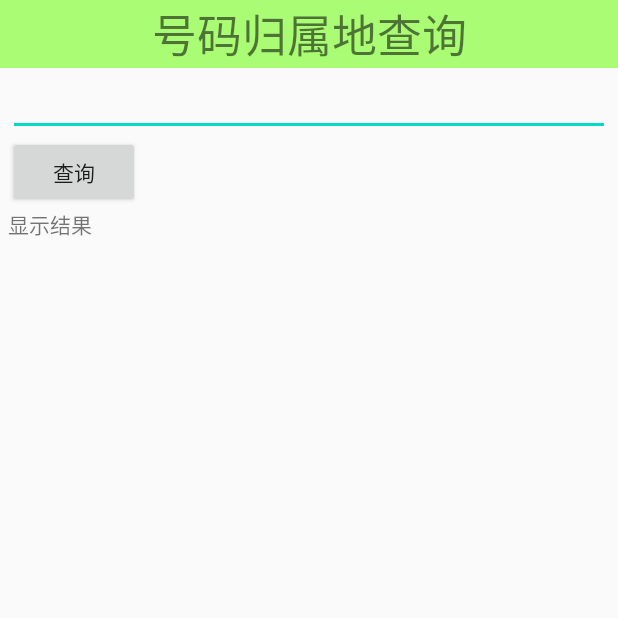
After one commit to Jaywen87/MobileSafe, an Android app: the NumberAddressQueryActivity screen opened directly, with no data from a screen before it, on a phone screen of 412 x 824 dp, the top half of it. The commit adds this screen. Run offline under Robolectric (Android 15) with nearby library versions, the phone set to English and light mode, and no system bars.

Commit message:
完成号码归属地查询功能

```diff
--- /dev/null
+++ b/app/src/main/java/com/wenjie/mobilesafe/NumberAddressQueryActivity.java
@@ -0,0 +1,83 @@
+package com.wenjie.mobilesafe;
+
+
+import androidx.annotation.RequiresApi;
+import androidx.appcompat.app.AppCompatActivity;
+
+import android.os.Build;
+import android.os.Bundle;
+import android.os.Parcel;
+import android.os.VibrationEffect;
+import android.os.Vibrator;
+import android.text.Editable;
+import android.text.TextUtils;
+import android.text.TextWatcher;
+import android.util.Log;
+import android.view.View;
+import android.view.animation.Animation;
+import android.view.animation.AnimationUtils;
+
+import android.widget.EditText;
+import android.widget.TextView;
+
+
+import com.wenjie.mobilesafe.db.dao.NumberAddressQueryUtils;
+
+public class NumberAddressQueryActivity extends AppCompatActivity {
+
+    private static final String TAG = "NumberAddQueryActivity";
+    private EditText et_phone;
+    private TextView tv_result;
+
+    @Override
+    protected void onCreate(Bundle savedInstanceState) {
+        super.onCreate(savedInstanceState);
+        setContentView(R.layout.activity_number_address_query);
+
+        tv_result = findViewById(R.id.tv_result);
+        et_phone = findViewById(R.id.et_phone);
+        et_phone.addTextChangedListener(new TextWatcher() {
+            @Override
+            public void beforeTextChanged(CharSequence s, int start, int count, int after) {
+
+            }
+
+            @Override
+            public void onTextChanged(CharSequence s, int start, int before, int count) {
+                if (s!=null && s.length() >= 3) {
+                    //查询数据库，并且显示结果
+                    String address = NumberAddressQueryUtils.queryNumber(s.toString());
+                    tv_result.setText(address);
+                }
+
+            }
+
+            @Override
+            public void afterTextChanged(Editable s) {
+
+            }
+        });
+
+    }
+
+    @RequiresApi(api = Build.VERSION_CODES.O)
+    public void numberAddressQuery(View view) {
+        String phone = et_phone.getText().toString().trim();
+        if (TextUtils.isEmpty(phone)) {
+
+            Animation animation = AnimationUtils.loadAnimation(this, R.anim.shake);
+            findViewById(R.id.et_phone).startAnimation(animation);
+            //Toast.makeText(this, "号码为空", Toast.LENGTH_SHORT).show();
+            Vibrator vibrator = (Vibrator) getSystemService(VIBRATOR_SERVICE);
+            vibrator.vibrate(2000);
+            long[] pattern = {100,200,100,200,50,50};
+            vibrator.vibrate(pattern, 1);
+            return;
+        } else {
+            //去数据库查询号码归属地
+            Log.i(TAG, "numberAddressQuery: 你要查询的电话号码=" + phone);
+            String result = NumberAddressQueryUtils.queryNumber(phone);
+            tv_result.setText(result);
+        }
+    }
+}
--- /dev/null
+++ b/app/src/main/res/anim/cycle_7.xml
@@ -0,0 +1,3 @@
+<?xml version="1.0" encoding="utf-8"?>
+<cycleInterpolator xmlns:android="http://schemas.android.com/apk/res/android"
+    android:cycles="7" />
--- /dev/null
+++ b/app/src/main/res/anim/shake.xml
@@ -0,0 +1,6 @@
+<?xml version="1.0" encoding="utf-8"?>
+<translate xmlns:android="http://schemas.android.com/apk/res/android"
+    android:duration="1000"
+    android:fromXDelta="0"
+    android:interpolator="@anim/cycle_7"
+    android:toXDelta="15"/>
--- /dev/null
+++ b/app/src/main/res/layout/activity_number_address_query.xml
@@ -0,0 +1,40 @@
+<?xml version="1.0" encoding="utf-8"?>
+<LinearLayout xmlns:android="http://schemas.android.com/apk/res/android"
+    xmlns:app="http://schemas.android.com/apk/res-auto"
+    xmlns:tools="http://schemas.android.com/tools"
+    android:layout_width="match_parent"
+    android:layout_height="match_parent"
+    android:orientation="vertical"
+    tools:context=".NumberAddressQueryActivity">
+
+    <TextView
+    android:layout_width="match_parent"
+    android:layout_height="wrap_content"
+    android:gravity="center"
+    android:textSize="30sp"
+    android:background="#8866ff00"
+    android:text="号码归属地查询" />
+
+    <EditText
+        android:id="@+id/et_phone"
+        android:layout_width="match_parent"
+        android:layout_height="wrap_content"
+        android:layout_marginStart="5dp"
+        android:layout_marginEnd="5dp"
+        android:inputType="phone" />
+
+    <Button
+        android:layout_width="wrap_content"
+        android:layout_height="wrap_content"
+        android:onClick="numberAddressQuery"
+        android:layout_marginStart="5dp"
+        android:text="查询"/>
+
+    <TextView
+        android:id="@+id/tv_result"
+        android:layout_width="match_parent"
+        android:layout_height="wrap_content"
+        android:layout_marginStart="5dp"
+        android:text="显示结果" />
+
+</LinearLayout>
```
Also changed, not shown: app/src/main/AndroidManifest.xml (+23 -20 lines), app/src/main/java/com/wenjie/mobilesafe/AtoolsActivity.java (added, +25 -0 lines), app/src/main/java/com/wenjie/mobilesafe/MainActivity.java (+9 -5 lines), app/src/main/java/com/wenjie/mobilesafe/SplashActivity.java (+29 -0 lines), app/src/main/java/com/wenjie/mobilesafe/db/dao/NumberAddressQueryUtils.java (added, +73 -0 lines), app/src/main/res/layout/activity_atools.xml (added, +29 -0 lines), 1 other file.
